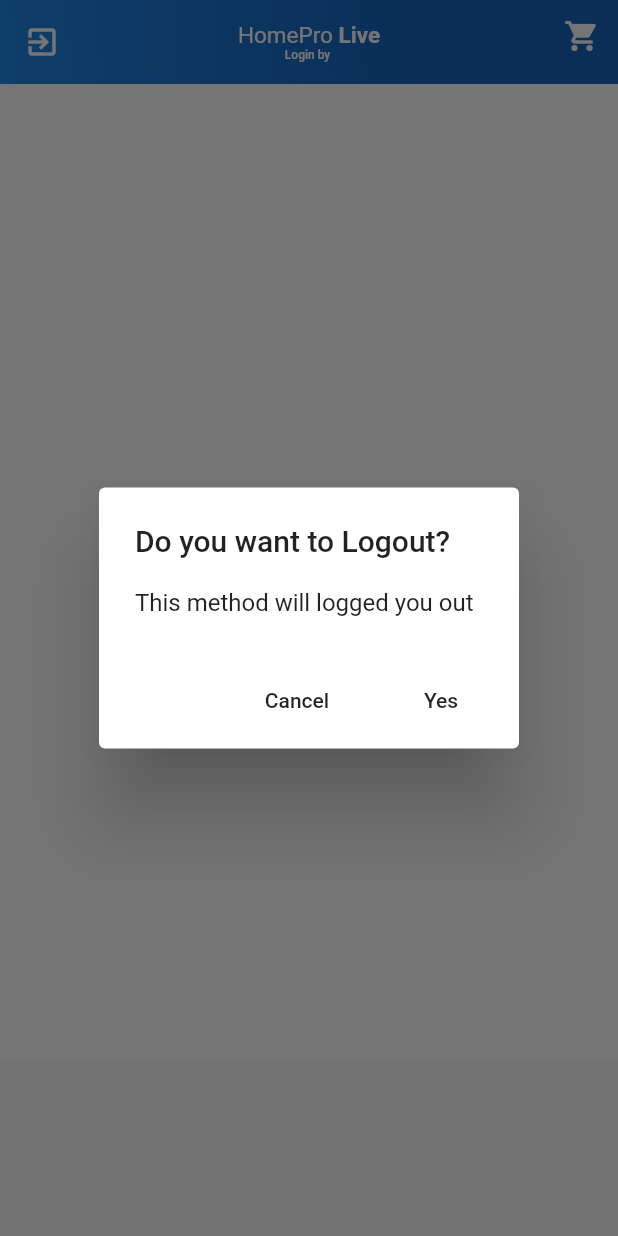
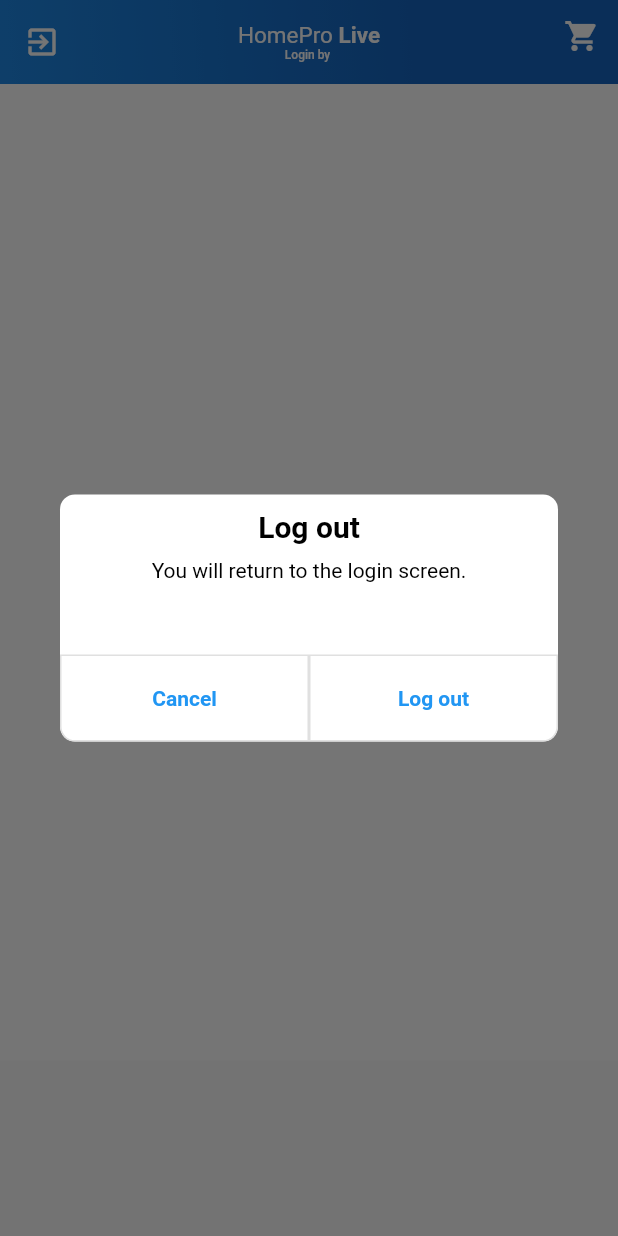
Before and after one commit to DsdlTon/HomeProLive, a Flutter app: the ListLivePage screen opened directly, after a tap on the "exit to app" icon, on a phone screen of 412 x 824 dp. Run offline on Flutter 3.47's test engine with Material 2 defaults, Android fonts, the phone set to English and light mode, and no system bars; our stand-ins replace cloud_firestore, firebase_messaging, firebase_storage, flutter_local_notifications, fluttertoast, image_picker and 2 more; missing offline and left inert: agora_rtc_engine, keyboard_visibility; accounts and stored records are empty.

Commit message:
Add Regis, Logout Custom Dialog

```diff
--- a/lib/controllers/api.dart
+++ b/lib/controllers/api.dart
@@ -7,14 +7,16 @@ import '../models/Cart.dart';
 String baseUrl = "https://188.166.189.84";
 
 class UserService {
-  static Future<bool> createUserInDB(body) async {
+  static Future createUserInDB(body) async {
     final response = await Http.post("$baseUrl/auth/register", body: body);
+    final String responseString = response.body;
     print('createUser: ${response.body}');
     if (response.statusCode == 200) {
-      return true;
+      return response.statusCode;
     } else {
+      print('Failed Because $responseString');
       print('Status: ${response.statusCode}');
-      return false;
+      return userFromJson(responseString);
     }
   }
 
--- a/lib/screens/ListLivePage.dart
+++ b/lib/screens/ListLivePage.dart
@@ -6,6 +6,7 @@ import 'package:test_live_app/controllers/firebaseDB.dart';
 import 'package:shared_preferences/shared_preferences.dart';
 import 'package:test_live_app/models/Cart.dart';
 import 'package:test_live_app/screens/LivePage.dart';
+import '../widgets/logoutDialog.dart';
 
 class ListLivePage extends StatefulWidget {
   @override
@@ -242,7 +243,8 @@ class _ListLivePageState extends State<ListLivePage> {
               cartLen = _cartData.cartDetails.length;
             });
 
-            print('=========================\n .then: $appId\n =========================');
+            print(
+                '=========================\n .then: $appId\n =========================');
           });
         });
       },
@@ -442,44 +444,12 @@ class _ListLivePageState extends State<ListLivePage> {
       ),
       tooltip: 'Logout',
       onPressed: () {
-        signOutAlert();
-      },
-    );
-  }
-
-  void signOutAlert() {
-    showDialog(
-      context: context,
-      builder: (BuildContext context) {
-        return AlertDialog(
-          title: Text('Do you want to Logout?'),
-          content: Text('This method will logged you out'),
-          actions: <Widget>[
-            FlatButton(
-              onPressed: () {
-                Navigator.of(context).pop();
-              },
-              child: Text('Cancel'),
-            ),
-            FlatButton(
-              onPressed: () {
-                processSignOut();
-              },
-              child: Text('Yes'),
-            ),
-          ],
+        print('OUT');
+        showDialog(
+          context: context,
+          builder: (BuildContext context) => LogoutDialog(username: username),
         );
       },
     );
   }
-
-  Future<void> processSignOut() async {
-    final FirebaseMessaging _firebaseMessaging = FirebaseMessaging();
-    SharedPreferences prefs = await SharedPreferences.getInstance();
-    prefs.remove("username");
-    _firebaseMessaging.unsubscribeFromTopic(username);
-
-    Navigator.of(context)
-        .pushNamedAndRemoveUntil('/loginPage', (Route<dynamic> route) => false);
-  }
 }
--- /dev/null
+++ b/lib/widgets/logoutDialog.dart
@@ -0,0 +1,129 @@
+import 'package:firebase_messaging/firebase_messaging.dart';
+import 'package:flutter/material.dart';
+import 'package:shared_preferences/shared_preferences.dart';
+
+class LogoutDialog extends StatelessWidget {
+  final String username;
+
+  const LogoutDialog({Key key, this.username}) : super(key: key);
+
+  @override
+  Widget build(BuildContext context) {
+    return Dialog(
+      shape: RoundedRectangleBorder(
+        borderRadius: BorderRadius.circular(16),
+      ),
+      elevation: 0,
+      backgroundColor: Colors.transparent,
+      child: _buildChild(context),
+    );
+  }
+
+  _buildChild(BuildContext context) {
+    return Container(
+      height: MediaQuery.of(context).size.height * 0.2,
+      padding: EdgeInsets.only(top: 10),
+      decoration: BoxDecoration(
+        borderRadius: BorderRadius.circular(10.0),
+        color: Colors.white,
+      ),
+      child: Column(
+        children: <Widget>[
+          Expanded(
+            flex: 5,
+            child: Container(
+              child: Column(
+                children: <Widget>[
+                  Text(
+                    'Log out',
+                    style: TextStyle(
+                      color: Colors.black,
+                      fontWeight: FontWeight.bold,
+                      fontSize: 20,
+                    ),
+                  ),
+                  SizedBox(height: 10),
+                  Text(
+                    'You will return to the login screen.',
+                    style: TextStyle(
+                      color: Colors.black,
+                    ),
+                  ),
+                ],
+              ),
+            ),
+          ),
+          Expanded(
+            flex: 3,
+            child: Container(
+              decoration: BoxDecoration(
+                borderRadius: BorderRadius.only(
+                  bottomLeft: Radius.circular(10.0),
+                  bottomRight: Radius.circular(10.0),
+                ),
+              ),
+              child: Row(
+                children: <Widget>[
+                  Expanded(
+                    child: InkWell(
+                      onTap: () => Navigator.pop(context),
+                      child: Container(
+                        decoration: BoxDecoration(
+                          border: Border.all(color: Colors.grey[300]),
+                          borderRadius: BorderRadius.only(
+                            bottomLeft: Radius.circular(10.0),
+                          ),
+                        ),
+                        child: Center(
+                          child: Text(
+                            'Cancel',
+                            style: TextStyle(
+                              color: Colors.blue,
+                              fontWeight: FontWeight.w600,
+                            ),
+                          ),
+                        ),
+                      ),
+                    ),
+                  ),
+                  Expanded(
+                    child: InkWell(
+                      onTap: () => processSignOut(context),
+                      child: Container(
+                        decoration: BoxDecoration(
+                          border: Border.all(color: Colors.grey[300]),
+                          borderRadius: BorderRadius.only(
+                            bottomRight: Radius.circular(10.0),
+                          ),
+                        ),
+                        child: Center(
+                          child: Text(
+                            'Log out',
+                            style: TextStyle(
+                              color: Colors.blue,
+                              fontWeight: FontWeight.w600,
+                            ),
+                          ),
+                        ),
+                      ),
+                    ),
+                  ),
+                ],
+              ),
+            ),
+          ),
+        ],
+      ),
+    );
+  }
+
+  Future<void> processSignOut(context) async {
+    final FirebaseMessaging _firebaseMessaging = FirebaseMessaging();
+    SharedPreferences prefs = await SharedPreferences.getInstance();
+    prefs.remove("username");
+    _firebaseMessaging.unsubscribeFromTopic(username);
+
+    Navigator.of(context)
+        .pushNamedAndRemoveUntil('/loginPage', (Route<dynamic> route) => false);
+  }
+}
```
Also changed, not shown: lib/screens/ListRecentlyLivePage.dart (+7 -38 lines), lib/screens/Register.dart (+18 -18 lines), lib/widgets/RegisterFailedDialog.dart (added, +110 -0 lines), lib/widgets/RegisterSuccessDialog.dart (added, +102 -0 lines).
